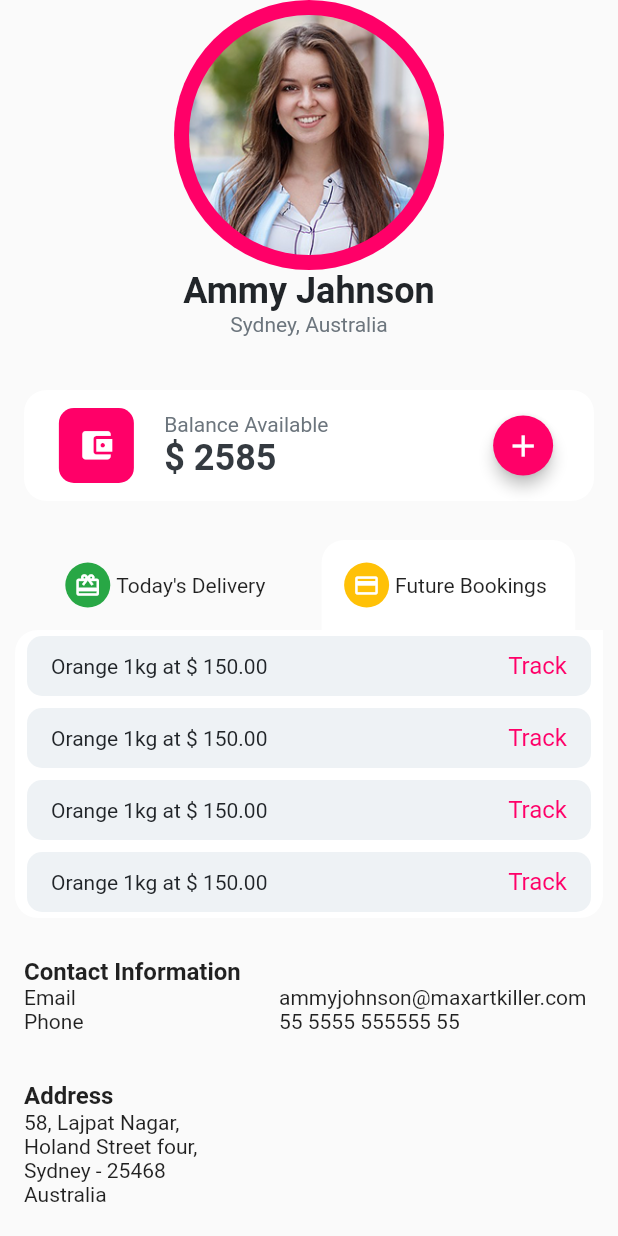
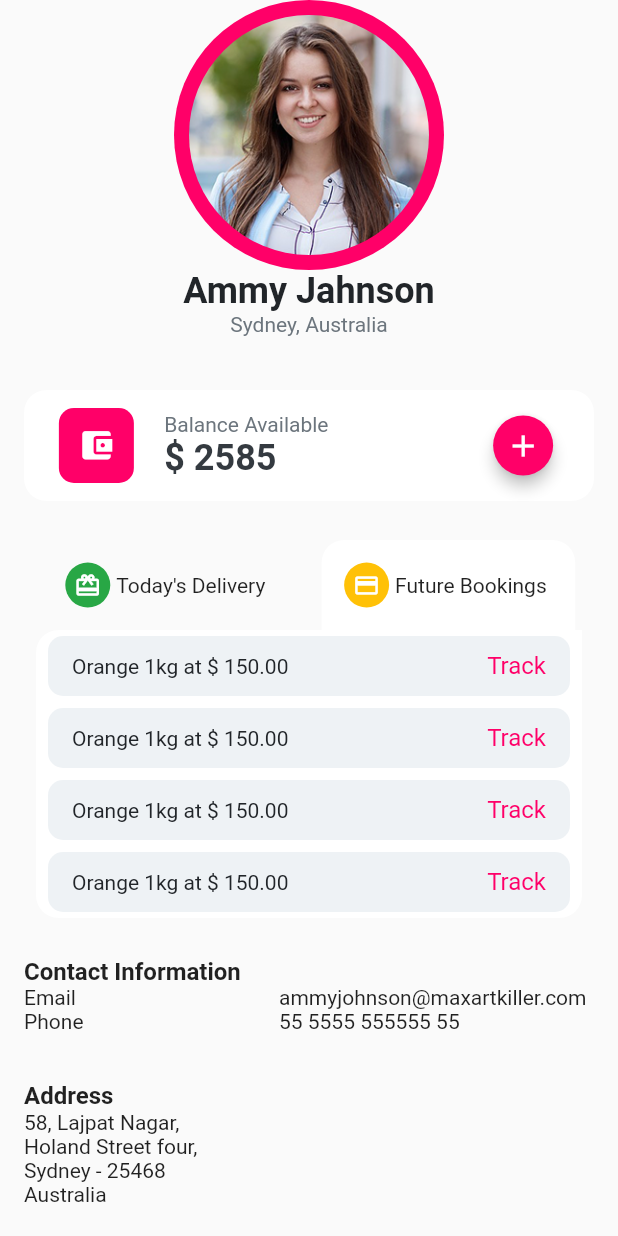
Before and after one commit to KAVEN-venkat/goFruit, a Flutter app: the Profile widget shown alone on an empty page, opened directly, after a tap on "Future Bookings", on a phone screen of 412 x 824 dp. Run offline on Flutter 3.47's test engine with Material 2 defaults, Android fonts, the phone set to English and light mode, and no system bars; our stand-ins replace carousel_slider, dotted_border, fl_chart.

Commit message:
Profile page design updates

```diff
--- a/lib/pages/profile.dart
+++ b/lib/pages/profile.dart
@@ -112,7 +112,7 @@ class _ProfileState extends State<Profile> {
 
   deliveryWidget() {
     return Padding(
-      padding: new EdgeInsets.fromLTRB(10.0, 0.0, 10.0, 0.0),
+      padding: new EdgeInsets.fromLTRB(24.0, 0.0, 24.0, 0.0),
       child: Container(
         decoration: BoxDecoration(
           color: Colors.white,
@@ -178,7 +178,7 @@ class _ProfileState extends State<Profile> {
 
   bookingWidget() {
     return Padding(
-      padding: new EdgeInsets.fromLTRB(10.0, 0.0, 10.0, 0.0),
+      padding: new EdgeInsets.fromLTRB(24.0, 0.0, 24.0, 0.0),
       child: Container(
         decoration: BoxDecoration(
           color: Colors.white,
@@ -513,7 +513,7 @@ class _ProfileState extends State<Profile> {
               ),
               onPressed: () => null,
               child: Row(
-                mainAxisAlignment: MainAxisAlignment.spaceEvenly,
+                mainAxisAlignment: MainAxisAlignment.center,
                 children: <Widget>[
                   Text(
                     "Edit Profile".toUpperCase(),
```
